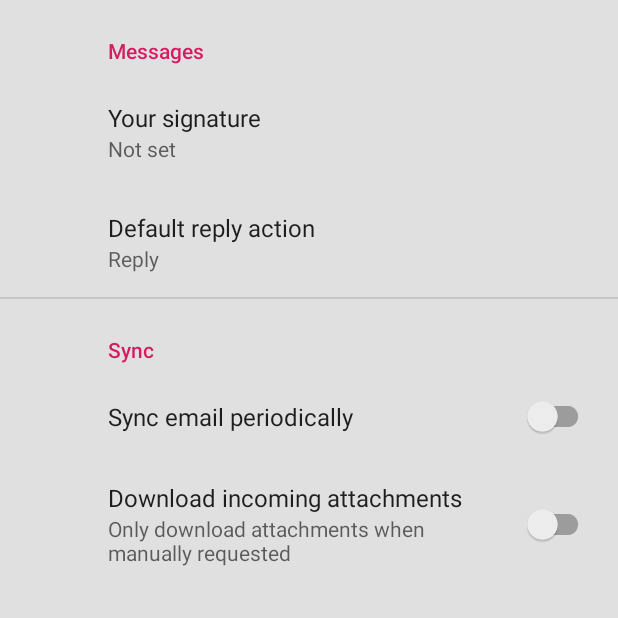
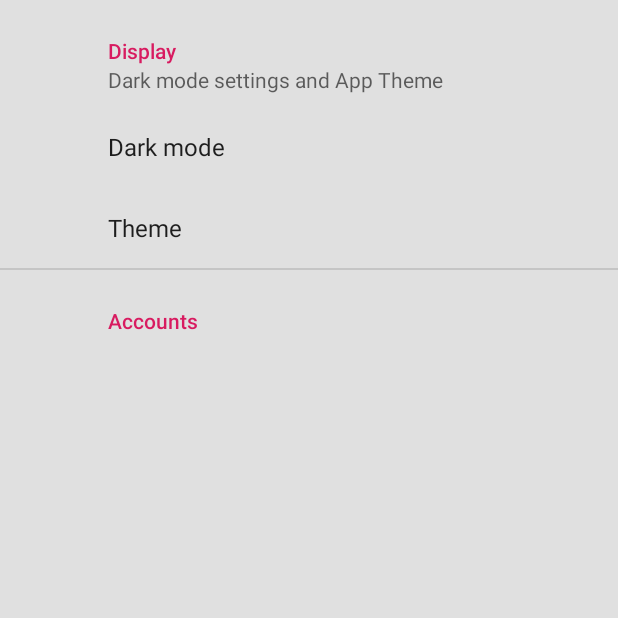
Before and after one commit to calivine/ledgr-android, an Android app: the fragment SettingsFragment shown on its own in the app's theme, on a phone screen of 412 x 824 dp, the top half of it. Run offline under Robolectric (Android 15) with nearby library versions, the light colour scheme and no system bars; our stand-ins replace androidx.preference.

Commit message:
SettingsFragment added listeners

```diff
--- a/app/build.gradle
+++ b/app/build.gradle
@@ -71,7 +71,7 @@ dependencies {
     implementation fileTree(dir: 'libs', include: ['*.jar'])
     implementation "org.jetbrains.kotlin:kotlin-stdlib-jdk7:$kotlin_version"
     implementation 'androidx.appcompat:appcompat:1.3.0'
-    implementation 'androidx.core:core-ktx:1.5.0'
+    implementation 'androidx.core:core-ktx:1.6.0'
     implementation 'androidx.constraintlayout:constraintlayout:2.0.4'
 
     implementation 'com.koushikdutta.ion:ion:3.1.0'
--- a/app/src/main/java/com/example/ledgr/AccountFragment.kt
+++ b/app/src/main/java/com/example/ledgr/AccountFragment.kt
@@ -30,12 +30,16 @@ import kotlin.math.hypot
 
 class AccountFragment : Fragment(), AdapterView.OnItemSelectedListener {
 
+    companion object {
+        const val TAG = "acali Account Fragment"
+    }
+
     override fun onCreateView(
         inflater: LayoutInflater,
         container: ViewGroup?,
         savedInstanceState: Bundle?
     ): View? {
-        Log.d("acaliAccount_FRAGMENT", "onCreateView was called")
+        Log.d(TAG, "onCreateView was called")
         return inflater.inflate(R.layout.fragment_account, container, false)
     }
 
--- a/app/src/main/java/com/example/ledgr/ChooseThemeFragment.kt
+++ b/app/src/main/java/com/example/ledgr/ChooseThemeFragment.kt
@@ -119,7 +119,7 @@ class ChooseThemeFragment : Fragment() {
             "Yellow" to R.style.AppTheme_Yellow,
             "Purple" to R.style.AppTheme_Purple
         )
-
+        // Save New Theme to SharedPreferences
         with(sharedPref.edit()) {
             themes[chosenTheme]?.let {
                 putInt(getString(R.string.current_theme), it)
--- a/app/src/main/java/com/example/ledgr/DashboardFragment.kt
+++ b/app/src/main/java/com/example/ledgr/DashboardFragment.kt
@@ -321,7 +321,7 @@ class DashboardFragment : Fragment(), PendingTransactionsAdapter.PendingDialogLi
     }
 
     fun removeFromAdapter(position: Int) {
-        Log.d("acali", "RemovedTest")
+        Log.d("acali", "Removing at $position")
         pendingTransactionsAdapter.deleteItem(position)
     }
 
--- a/app/src/main/java/com/example/ledgr/SettingsFragment.kt
+++ b/app/src/main/java/com/example/ledgr/SettingsFragment.kt
@@ -1,11 +1,81 @@
 package com.example.ledgr
 
+import android.content.SharedPreferences
 import android.os.Bundle
+import android.util.Log
+import androidx.appcompat.app.AppCompatDelegate
+import androidx.preference.Preference
 import androidx.preference.PreferenceFragmentCompat
+import androidx.preference.PreferenceManager
 
-class SettingsFragment : PreferenceFragmentCompat() {
+class SettingsFragment : PreferenceFragmentCompat(), Preference.OnPreferenceClickListener, SharedPreferences.OnSharedPreferenceChangeListener {
+
+    private lateinit var sharedPreferences: SharedPreferences
+
+    companion object {
+        const val TAG = "acali SettingsFragment"
+    }
 
     override fun onCreatePreferences(savedInstanceState: Bundle?, rootKey: String?) {
+        Log.d(TAG, "onCreatePreference")
+        /**
+        PreferenceManager.getDefaultSharedPreferences(requireContext()).registerOnSharedPreferenceChangeListener { sharedPreferences, key ->
+            onSharedPreferenceChanged(sharedPreferences, key)
+        }
+        */
+
+        sharedPreferences = PreferenceManager.getDefaultSharedPreferences(requireContext())
+
         setPreferencesFromResource(R.xml.root_preferences, rootKey)
     }
+
+
+    override fun onPreferenceTreeClick(preference: Preference?): Boolean {
+        val key = preference?.key
+        val pref = sharedPreferences.getString(key, "")
+        Log.d(TAG, "Pending Preference value: $key: $pref")
+
+        return super.onPreferenceTreeClick(preference)
+
+    }
+
+    override fun onPreferenceClick(preference: Preference?): Boolean {
+        Log.d(TAG, "")
+        return true
+    }
+
+    override fun onSharedPreferenceChanged(sharedPreferences: SharedPreferences?, key: String?) {
+        val selectedPref = sharedPreferences!!.getString(key, "")
+        Log.e(TAG, selectedPref.toString())
+        if (key == "darkmode") {
+            when (selectedPref) {
+                "dark" -> { AppCompatDelegate.setDefaultNightMode(AppCompatDelegate.MODE_NIGHT_YES) }
+                "light" -> { AppCompatDelegate.setDefaultNightMode(AppCompatDelegate.MODE_NIGHT_NO) }
+                "system" -> { AppCompatDelegate.setDefaultNightMode(AppCompatDelegate.MODE_NIGHT_FOLLOW_SYSTEM) }
+            }
+        }
+        else if (key == "theme") {
+            val themeId = requireContext().resources.getIdentifier(selectedPref, "style", requireContext().packageName)
+            requireActivity().setTheme(themeId)
+            requireActivity().recreate()
+        }
+    }
+
+    override fun onResume() {
+        Log.d(TAG, "onResume")
+        sharedPreferences.registerOnSharedPreferenceChangeListener { sharedPreferences, key ->
+            onSharedPreferenceChanged(sharedPreferences, key)
+        }
+        super.onResume()
+    }
+
+    override fun onPause() {
+        Log.d(TAG, "onPause")
+        sharedPreferences.unregisterOnSharedPreferenceChangeListener { sharedPreferences, key ->
+            onSharedPreferenceChanged(sharedPreferences, key)
+        }
+        super.onPause()
+    }
+
+
 }
--- a/app/src/main/java/com/example/ledgr/adapters/PendingTransactionsAdapter.kt
+++ b/app/src/main/java/com/example/ledgr/adapters/PendingTransactionsAdapter.kt
@@ -47,6 +47,8 @@ class PendingTransactionsAdapter(context: Activity) :
 
         private const val IC_EXPANDED_ROTATION_DEG = 0F
         private const val IC_COLLAPSED_ROTATION_DEG = 180F
+
+        const val TAG = "acali PendingTransactions Adapter"
     }
 
     var isExpanded: Boolean by Delegates.observable(true) { _: KProperty<*>, _: Boolean, newExpandedValue: Boolean ->
@@ -107,8 +109,8 @@ class PendingTransactionsAdapter(context: Activity) :
         when (holder) {
             is ViewHolder.ItemVH -> {
                 val pendingTransaction = pendingList.transactions[position - 1]
-                Log.d("acaliPendingTransactionsAdapter", "Position: $position")
-                holder.bind(pendingTransaction, position, listener)
+                Log.d(TAG, "Position: $position")
+                holder.bind(pendingTransaction, position-1, listener)
             }
             is ViewHolder.HeaderVH -> {
                 val pSize = pendingList.transactions.size
--- a/app/src/main/res/layouts/new_transaction/layout/fragment_new_transaction.xml
+++ b/app/src/main/res/layouts/new_transaction/layout/fragment_new_transaction.xml
@@ -90,7 +90,7 @@
         android:layout_height="wrap_content"
         android:layout_gravity="center"
         android:text="@string/transaction_button"
-        android:layout_marginBottom="50dp"
+        android:layout_marginTop="50dp"
         app:layout_constraintBottom_toBottomOf="@id/number_pad_layout"/>
 
 
--- a/app/src/main/res/layouts/new_transaction/layout/number_pad.xml
+++ b/app/src/main/res/layouts/new_transaction/layout/number_pad.xml
@@ -3,7 +3,7 @@
     xmlns:app="http://schemas.android.com/apk/res-auto"
     android:id="@+id/num_pad"
     android:layout_width="match_parent"
-    android:layout_height="match_parent"
+    android:layout_height="wrap_content"
     >
 
     <TableRow
--- a/app/src/main/res/menu/bottom_navigation_menu.xml
+++ b/app/src/main/res/menu/bottom_navigation_menu.xml
@@ -4,11 +4,6 @@
         android:id="@+id/home"
         android:title="@string/nav_home"
         android:icon="@drawable/account_balance" />
-
-    <item
-        android:id="@+id/create"
-        android:title="@string/nav_create"
-        android:icon="@drawable/ic_baseline_add_circle_48" />
 
     <item
         android:id="@+id/list"
--- a/app/src/main/res/navigation/settings.xml
+++ b/app/src/main/res/navigation/settings.xml
@@ -8,9 +8,8 @@
 
     <fragment
         android:id="@+id/account_settings"
-        android:name="com.example.ledgr.AccountFragment"
+        android:name="com.example.ledgr.SettingsFragment"
         android:label="@string/nav_settings"
-        tools:layout="@layout/fragment_account"
         >
         <action
             android:id="@+id/action_account_settings_to_theme_settings"
--- a/app/src/main/res/values-night/themes.xml
+++ b/app/src/main/res/values-night/themes.xml
@@ -30,7 +30,7 @@
         <item name="colorOnBar">@color/black</item>
     </style>
 
-    <style name="AppTheme.Purple" parent="AppTheme">
+    <style name="AppTheme.Purplek" parent="AppTheme">
         <item name="colorIcon">@color/green_500</item>
         <item name="colorPrimary">@color/green_500_light</item>
         <item name="colorSecondary">@color/green_500_dark</item>
--- a/app/src/main/res/values/arrays.xml
+++ b/app/src/main/res/values/arrays.xml
@@ -9,4 +9,32 @@
         <item>reply</item>
         <item>reply_all</item>
     </string-array>
+
+    <string-array name="dark_mode">
+        <item>Dark mode settings</item>
+        <item>dark</item>
+        <item>light</item>
+        <item>system</item>
+    </string-array>
+
+    <string-array name="theme_colors">
+        <item>Ledgr</item>
+        <item>Secondary</item>
+        <item>Purple</item>
+        <item>Red</item>
+        <item>Yellow</item>
+
+    </string-array>
+
+    <array name="theme_values">
+        <item>AppTheme</item>
+        <item>AppTheme.Secondary</item>
+        <item>AppTheme.Purple</item>
+        <item>AppTheme.Red</item>
+        <item>AppTheme.Yellow</item>
+
+    </array>
+
+
+
 </resources>
--- a/app/src/main/res/values/strings.xml
+++ b/app/src/main/res/values/strings.xml
@@ -104,5 +104,8 @@
 
     <string name="dialog_title">Choose a Category</string>
 
+    <string name="theme_category_summary">Dark mode settings and App Theme</string>
+    <string name="theme_category">Display</string>
+
 
 </resources>
--- a/app/src/main/res/xml/root_preferences.xml
+++ b/app/src/main/res/xml/root_preferences.xml
@@ -1,35 +1,30 @@
 <PreferenceScreen xmlns:app="http://schemas.android.com/apk/res-auto">
+    <PreferenceCategory
+        app:key="theme_category"
+        app:title="@string/theme_category"
+        app:summary="@string/theme_category_summary"
+        >
 
-    <PreferenceCategory app:title="@string/messages_header">
-
-        <EditTextPreference
-            app:key="signature"
-            app:title="@string/signature_title"
-            app:useSimpleSummaryProvider="true" />
+        <DropDownPreference
+            app:key="darkmode"
+            app:title="Dark mode"
+            app:entries="@array/dark_mode"
+            app:entryValues="@array/dark_mode"/>
 
         <ListPreference
-            app:defaultValue="reply"
-            app:entries="@array/reply_entries"
-            app:entryValues="@array/reply_values"
-            app:key="reply"
-            app:title="@string/reply_title"
-            app:useSimpleSummaryProvider="true" />
+            app:key="theme"
+            app:title="Theme"
+            app:entries="@array/theme_colors"
+            app:entryValues="@array/theme_values" />
 
     </PreferenceCategory>
 
-    <PreferenceCategory app:title="@string/sync_header">
-
-        <SwitchPreferenceCompat
-            app:key="sync"
-            app:title="@string/sync_title" />
-
-        <SwitchPreferenceCompat
-            app:dependency="sync"
-            app:key="attachment"
-            app:summaryOff="@string/attachment_summary_off"
-            app:summaryOn="@string/attachment_summary_on"
-            app:title="@string/attachment_title" />
+    <PreferenceCategory
+        app:key="account_category"
+        app:title="Accounts">
 
     </PreferenceCategory>
 
+
+
 </PreferenceScreen>
```
Also changed, not shown: app/src/main/java/com/example/ledgr/MainActivity.kt (+57 -84 lines), app/src/main/res/layouts/dashboard/layout/fragment_dashboard.xml (+12 -4 lines).
